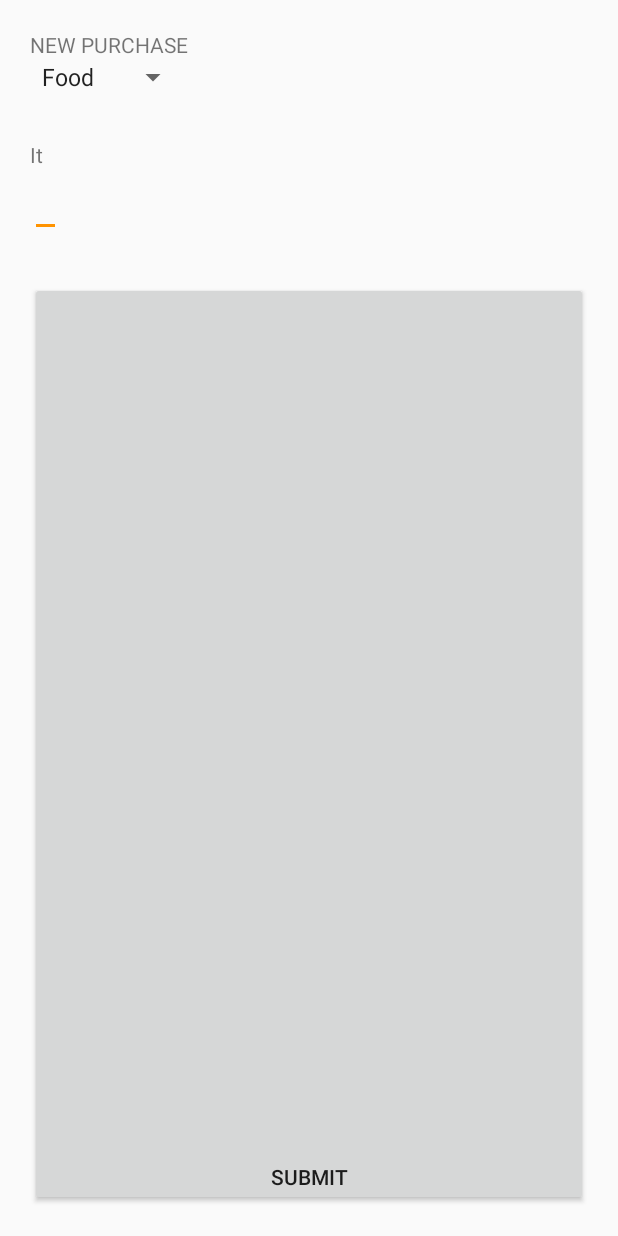
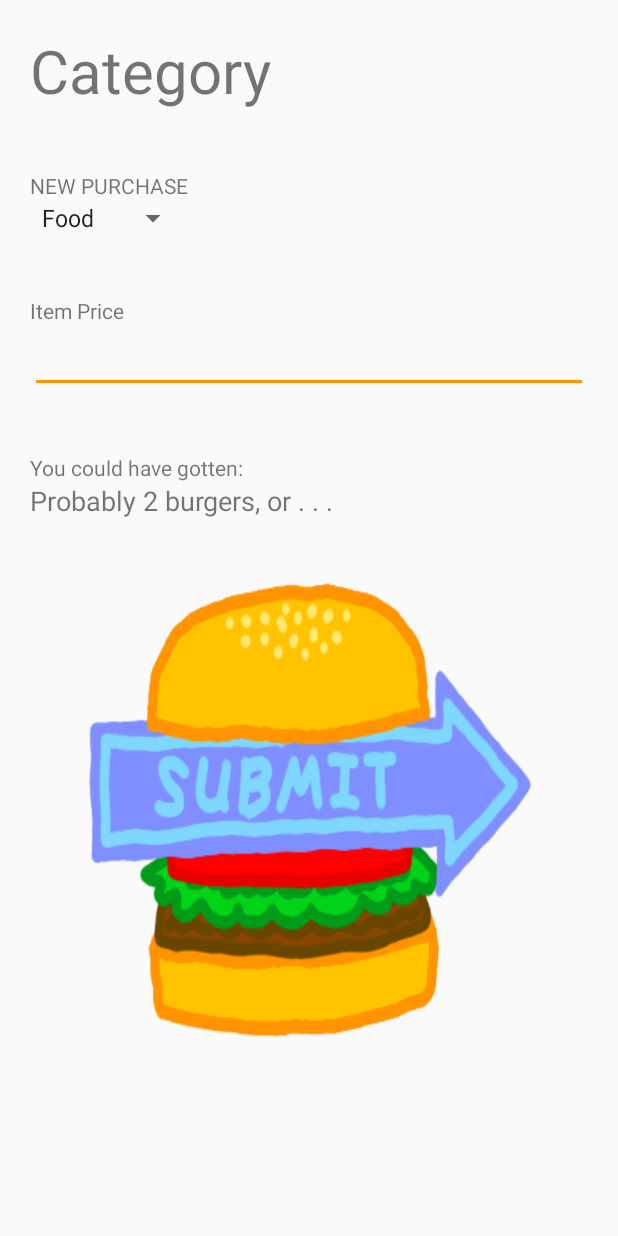
Before and after one commit to rustielin/2burgers, an Android app: the NewPurchaseFragment screen opened directly, with no data from a screen before it, on a phone screen of 412 x 824 dp. Run offline under Robolectric (Android 15) with nearby library versions, the phone set to English and light mode, and no system bars; our stand-ins replace Volley.

Commit message:
plug and play api call to django for singular transaction

```diff
--- a/twoburgers/android/app/src/main/java/Fragments/NewPurchaseFragment.java
+++ b/twoburgers/android/app/src/main/java/Fragments/NewPurchaseFragment.java
@@ -11,6 +11,8 @@ import android.view.LayoutInflater;
 import android.view.View;
 import android.view.ViewGroup;
 import android.widget.EditText;
+import android.widget.ImageButton;
+import android.widget.TextView;
 import android.widget.Toast;
 
 import com.android.volley.Request;
@@ -21,7 +23,9 @@ import com.android.volley.toolbox.JsonObjectRequest;
 import com.android.volley.toolbox.Volley;
 import com.example.rustie.twoburgers.R;
 
+import org.json.JSONException;
 import org.json.JSONObject;
+import org.w3c.dom.Text;
 
 import java.util.HashMap;
 
@@ -39,7 +43,8 @@ public class NewPurchaseFragment extends Fragment {
 
     private AppCompatSpinner mSpinner;
     private EditText mPrice;
-    private AppCompatButton mSubmit;
+    private ImageButton mSubmit;
+    private TextView mCouldve;
 
     // request stuff
     private JsonObjectRequest mJsonObjectRequest;
@@ -63,7 +68,8 @@ public class NewPurchaseFragment extends Fragment {
 
         mSpinner = (AppCompatSpinner) v.findViewById(R.id.category_spinner);
         mPrice = (EditText) v.findViewById(R.id.price);
-        mSubmit = (AppCompatButton) v.findViewById(R.id.submit);
+        mSubmit = (ImageButton) v.findViewById(R.id.submit);
+        mCouldve = (TextView) v.findViewById(R.id.couldve);
 
         mSubmit.setOnClickListener(new View.OnClickListener() {
             @Override
@@ -93,6 +99,15 @@ public class NewPurchaseFragment extends Fragment {
             @Override
             public void onResponse(JSONObject response) {
                 Log.d(TAG, "Response: " + response.toString());
+                String combination = "";
+                try {
+                    combination += mJsonObject.getString("combination");
+                } catch (JSONException e) {
+                    e.printStackTrace();
+                }
+                // set the display
+                mCouldve.setText(combination);
+
 
             }
         },
--- a/twoburgers/android/app/src/main/res/layout/new_purchase_fragment_layout.xml
+++ b/twoburgers/android/app/src/main/res/layout/new_purchase_fragment_layout.xml
@@ -1,13 +1,21 @@
 <?xml version="1.0" encoding="utf-8"?>
 <LinearLayout xmlns:android="http://schemas.android.com/apk/res/android"
     android:orientation="vertical" android:layout_width="match_parent"
-    android:padding="20dp"
     android:layout_height="match_parent">
+
+    <TextView
+        android:textSize="40dp"
+        android:padding="20dp"
+        android:text="Category"
+        android:layout_width="match_parent"
+        android:layout_height="wrap_content" />
 
 
     <LinearLayout
         android:orientation="vertical"
         android:paddingBottom="30dp"
+        android:padding="20dp"
+
         android:layout_width="wrap_content"
         android:layout_height="wrap_content">
 
@@ -31,9 +39,11 @@
 
 
     <LinearLayout
+        android:padding="20dp"
+
         android:orientation="vertical"
         android:paddingBottom="30dp"
-        android:layout_width="wrap_content"
+        android:layout_width="match_parent"
         android:layout_height="wrap_content">
 
         <TextView
@@ -47,23 +57,56 @@
             android:layout_below="@id/item_price"
             android:contentDescription="e.g. $10.98"
             android:inputType="numberDecimal"
+            android:layout_width="match_parent"
+            android:layout_height="wrap_content" />
+
+    </LinearLayout>
+
+    <LinearLayout
+        android:paddingLeft="20dp"
+        android:paddingRight="20dp"
+        android:paddingTop="20dp"
+        android:paddingBottom="40dp"
+        android:orientation="vertical"
+        android:layout_width="match_parent"
+        android:layout_height="wrap_content">
+
+        <TextView
+            android:text="You could have gotten: "
             android:layout_width="wrap_content"
             android:layout_height="wrap_content" />
+
+
+        <TextView
+            android:textSize="18dp"
+            android:text="Probably 2 burgers, or . . ."
+            android:id="@+id/couldve"
+            android:layout_width="wrap_content"
+            android:layout_height="wrap_content" />
+
+
+    </LinearLayout>
+
+    <LinearLayout
+        android:layout_weight="1"
+        android:layout_gravity="bottom|center"
+        android:layout_width="300dp"
+        android:layout_height="200dp">
+
+        <ImageButton
+            android:scaleType="fitXY"
+
+            android:id="@+id/submit"
+            android:background="@android:color/transparent"
+            android:src="@drawable/submit"
+            android:layout_width="wrap_content"
+            android:layout_height="wrap_content" />
+
+
+
 
     </LinearLayout>
 
 
 
-
-
-    <android.support.v7.widget.AppCompatButton
-        android:layout_weight="1"
-        android:gravity="center|bottom"
-        android:id="@+id/submit"
-        android:layout_gravity="bottom"
-        android:text="Submit"
-        android:layout_width="match_parent"
-        android:layout_height="wrap_content" />
-
-
 </LinearLayout>
```
